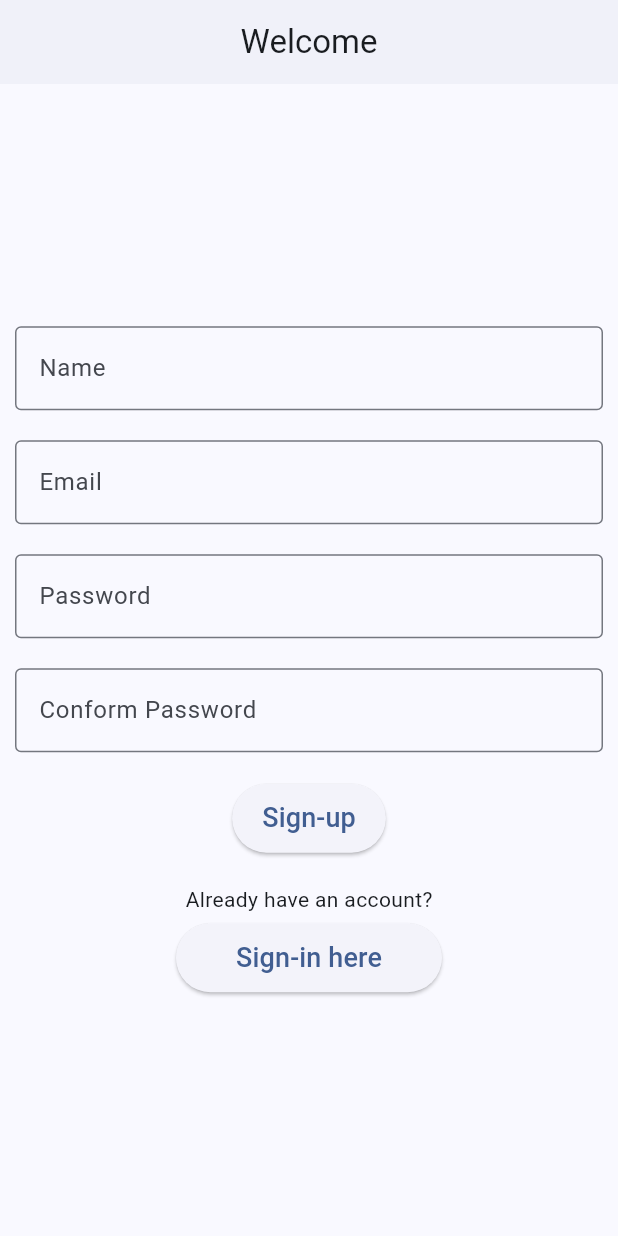
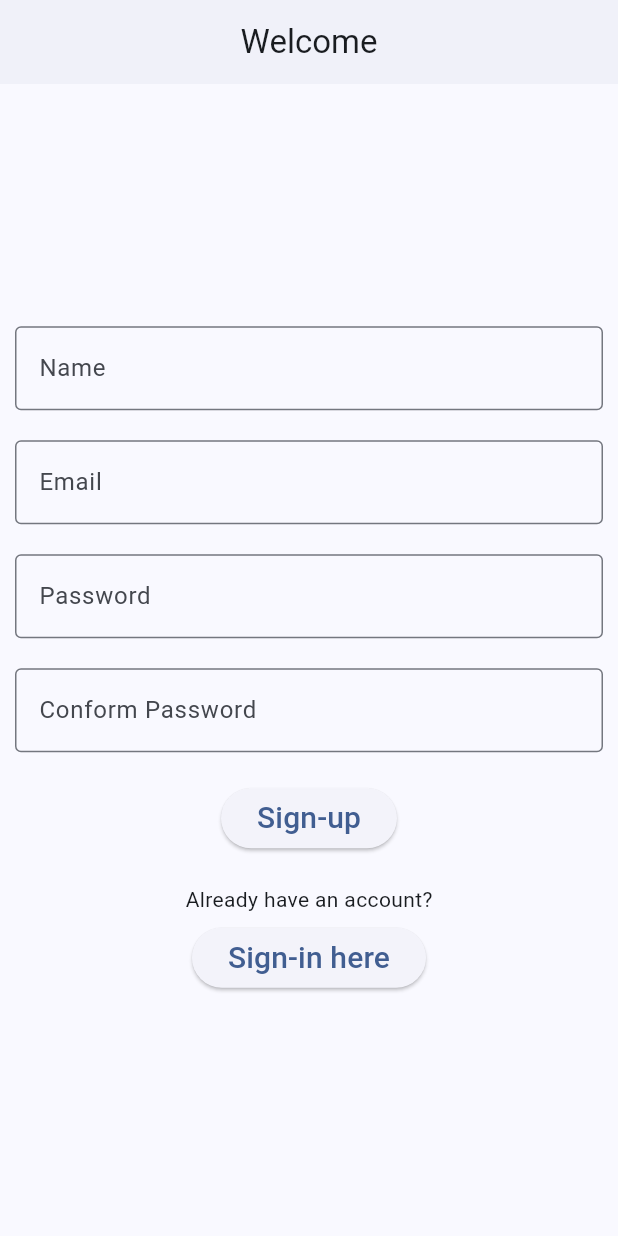
Before and after one commit to akodali9/todo_list, a Flutter app: the screen it shows after launch, on a phone screen of 412 x 824 dp. Run offline on Flutter 3.47's test engine with Material 2 defaults, Android fonts, the phone set to English and light mode, and no system bars; our stand-ins replace shared_preferences.

Commit message:
auth screen button change

```diff
--- a/lib/features/auth/auth_screen.dart
+++ b/lib/features/auth/auth_screen.dart
@@ -175,12 +175,6 @@ class _AuthScreenState extends State<AuthScreen> {
                             height: 20,
                           ),
                           ElevatedButton(
-                            style: const ButtonStyle(
-                              padding: MaterialStatePropertyAll(
-                                EdgeInsets.symmetric(
-                                    vertical: 10, horizontal: 20),
-                              ),
-                            ),
                             onPressed: () async {
                               if (passwordDummy != "") {
                                 setState(() {
@@ -203,7 +197,7 @@ class _AuthScreenState extends State<AuthScreen> {
                             child: const Text(
                               "Sign-up",
                               style: TextStyle(
-                                fontSize: 18,
+                                fontSize: 20,
                               ),
                             ),
                           ),
@@ -215,12 +209,6 @@ class _AuthScreenState extends State<AuthScreen> {
                             height: 5,
                           ),
                           ElevatedButton(
-                            style: const ButtonStyle(
-                              padding: MaterialStatePropertyAll(
-                                EdgeInsets.symmetric(
-                                    vertical: 10, horizontal: 40),
-                              ),
-                            ),
                             onPressed: () {
                               setState(() {
                                 fromKey.currentState?.reset();
@@ -235,7 +223,7 @@ class _AuthScreenState extends State<AuthScreen> {
                             child: const Text(
                               "Sign-in here",
                               style: TextStyle(
-                                fontSize: 18,
+                                fontSize: 20,
                               ),
                             ),
                           ),
@@ -306,12 +294,6 @@ class _AuthScreenState extends State<AuthScreen> {
                             height: 20,
                           ),
                           ElevatedButton(
-                            style: const ButtonStyle(
-                              padding: MaterialStatePropertyAll(
-                                EdgeInsets.symmetric(
-                                    vertical: 10, horizontal: 20),
-                              ),
-                            ),
                             onPressed: () async {
                               if (passwordDummy != "") {
                                 setState(() {
@@ -339,7 +321,7 @@ class _AuthScreenState extends State<AuthScreen> {
                             child: const Text(
                               "Sign-in",
                               style: TextStyle(
-                                fontSize: 18,
+                                fontSize: 20,
                               ),
                             ),
                           ),
@@ -351,12 +333,6 @@ class _AuthScreenState extends State<AuthScreen> {
                             height: 5,
                           ),
                           ElevatedButton(
-                            style: const ButtonStyle(
-                              padding: MaterialStatePropertyAll(
-                                EdgeInsets.symmetric(
-                                    vertical: 10, horizontal: 40),
-                              ),
-                            ),
                             onPressed: () {
                               setState(() {
                                 showSignup = true;
@@ -368,7 +344,7 @@ class _AuthScreenState extends State<AuthScreen> {
                             child: const Text(
                               "Sign-up here",
                               style: TextStyle(
-                                fontSize: 18,
+                                fontSize: 20,
                               ),
                             ),
                           ),
--- a/lib/features/auth/auth_service.dart
+++ b/lib/features/auth/auth_service.dart
@@ -72,8 +72,8 @@ class AuthService {
           body: json.encode(data), headers: headers);
       final responsejson = json.decode(response.body);
       if (response.statusCode == 200) {
+        print('response body: $responsejson + ${response.statusCode}');
         return responsejson;
-        // print('response body: $responsejson + ${response.statusCode}');
       } else if (response.statusCode == 401) {
         if (context.mounted) {
           showDialog(
--- a/lib/models/user.dart
+++ b/lib/models/user.dart
@@ -1,6 +1,4 @@
-// ignore_for_file: public_member_api_docs, sort_constructors_first
 import 'dart:convert';
-
 class User {
   String username;
   final String email;
--- a/lib/providers/global_variables.dart
+++ b/lib/providers/global_variables.dart
@@ -1 +1 @@
-String localuri = "http://172.18.210.208:3000";
+String localuri = "http://172.18.209.152:3000";
```
